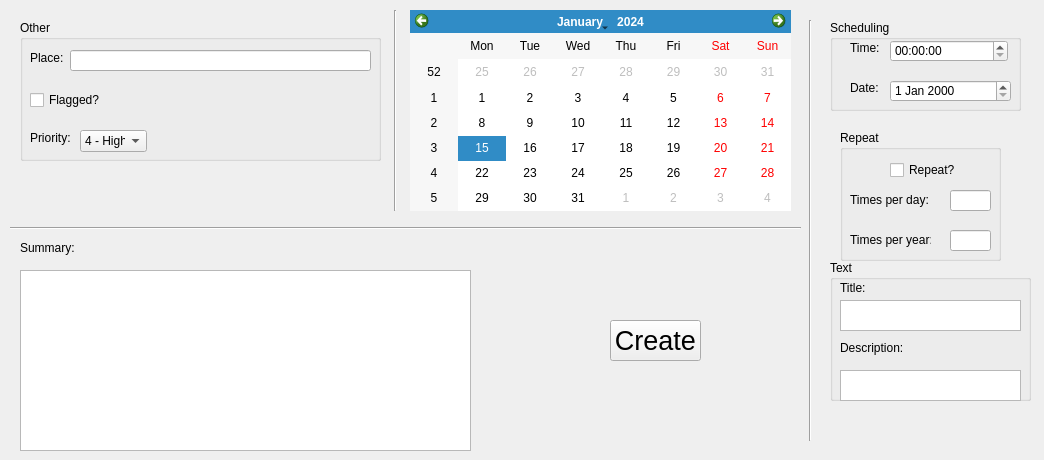
Above: UI Files/remindersdialog.ui from N-coder82/chi before the change. Below: the same form after it.
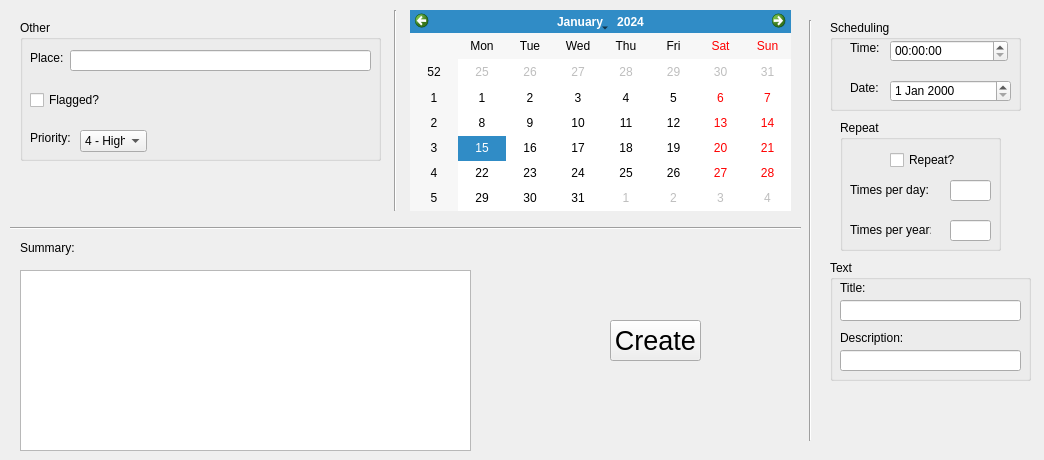
That is the form after the change. Icons and pictures are not drawn.

Commit message: changed reminders dialog by adding input from the UI

```diff
--- a/UI Files/remindersdialog.ui
+++ b/UI Files/remindersdialog.ui
@@ -32,7 +32,7 @@
     <property name="geometry">
      <rect>
       <x>840</x>
-      <y>130</y>
+      <y>120</y>
       <width>161</width>
       <height>131</height>
      </rect>
@@ -184,7 +184,7 @@
       <x>830</x>
       <y>260</y>
       <width>201</width>
-      <height>141</height>
+      <height>121</height>
      </rect>
     </property>
     <property name="title">
@@ -194,7 +194,7 @@
      <property name="geometry">
       <rect>
        <x>10</x>
-       <y>80</y>
+       <y>70</y>
        <width>71</width>
        <height>16</height>
       </rect>
@@ -203,26 +203,6 @@
       <string>Description:</string>
      </property>
     </widget>
-    <widget class="QTextEdit" name="desc_input_box">
-     <property name="geometry">
-      <rect>
-       <x>10</x>
-       <y>110</y>
-       <width>181</width>
-       <height>31</height>
-      </rect>
-     </property>
-    </widget>
-    <widget class="QTextEdit" name="title_input_box">
-     <property name="geometry">
-      <rect>
-       <x>10</x>
-       <y>40</y>
-       <width>181</width>
-       <height>31</height>
-      </rect>
-     </property>
-    </widget>
     <widget class="QLabel" name="title_label">
      <property name="geometry">
       <rect>
@@ -236,6 +216,26 @@
       <string>Title:</string>
      </property>
     </widget>
+    <widget class="QLineEdit" name="title_input_box">
+     <property name="geometry">
+      <rect>
+       <x>10</x>
+       <y>40</y>
+       <width>181</width>
+       <height>21</height>
+      </rect>
+     </property>
+    </widget>
+    <widget class="QLineEdit" name="desc_input_box">
+     <property name="geometry">
+      <rect>
+       <x>10</x>
+       <y>90</y>
+       <width>181</width>
+       <height>21</height>
+      </rect>
+     </property>
+    </widget>
    </widget>
    <widget class="QLabel" name="summary_label">
     <property name="geometry">
```
The commit also changes 4 other files.
